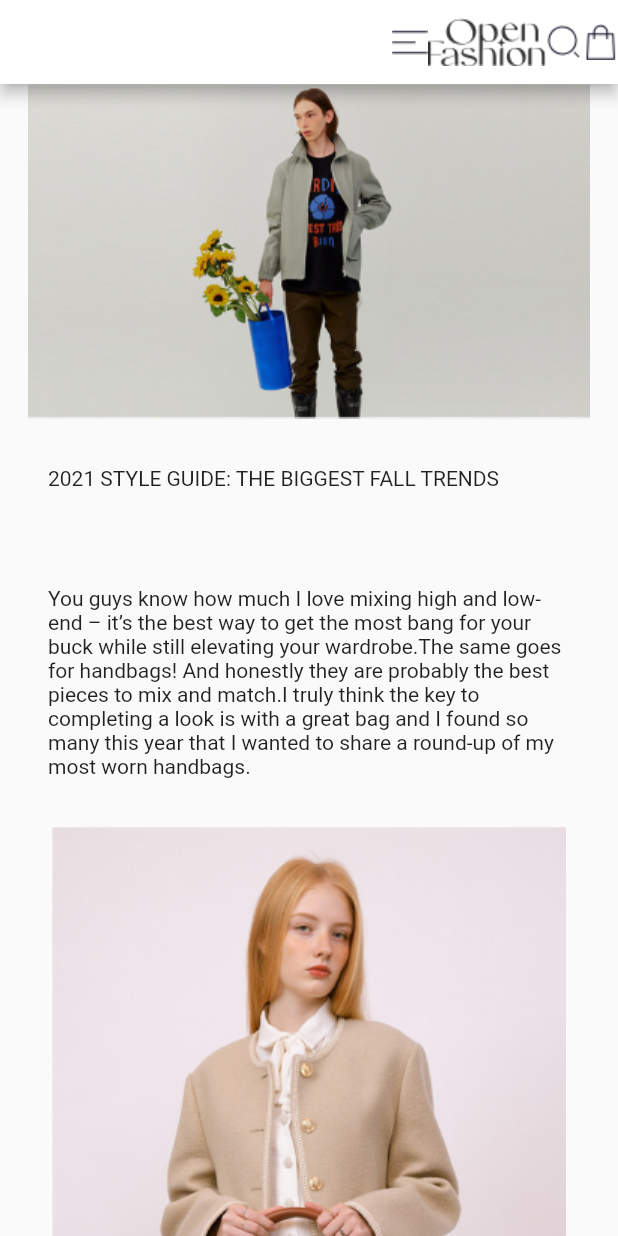
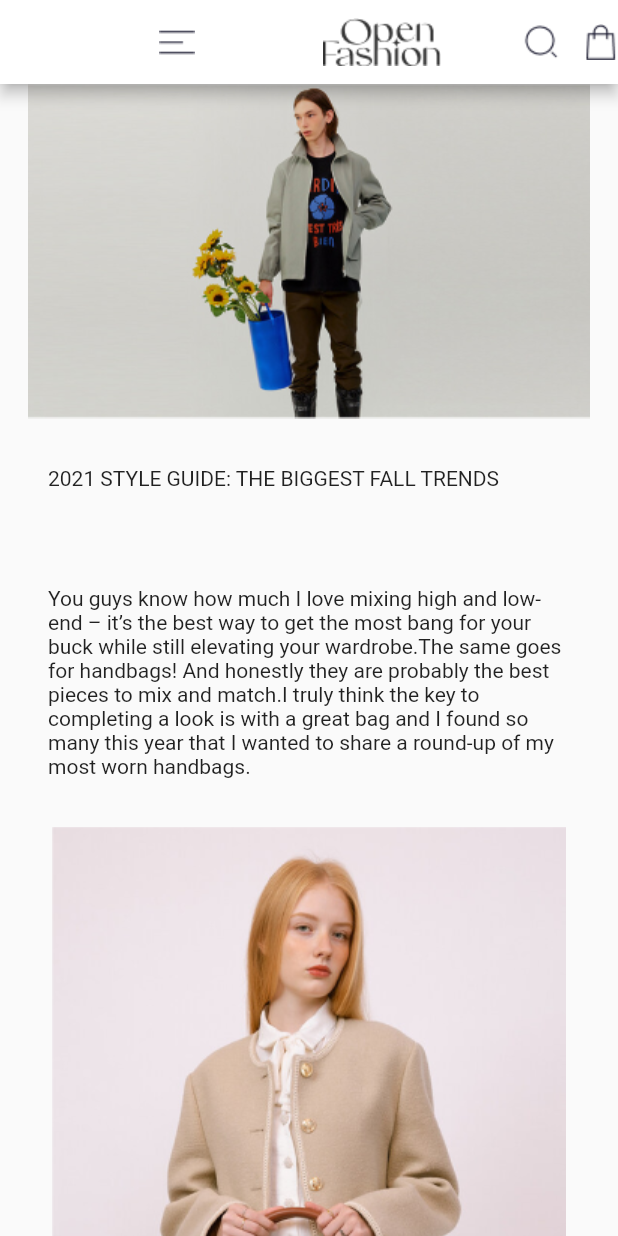
Before and after one commit to arodriguesdev01/IFSP, a Flutter app: the screen it shows after launch, on a phone screen of 412 x 824 dp. Run offline on Flutter 3.47's test engine with Material 2 defaults, Android fonts, the phone set to English and light mode, and no system bars.

Commit message:
Atualizações

```diff
--- a/open_fashion_app/lib/main.dart
+++ b/open_fashion_app/lib/main.dart
@@ -81,31 +81,34 @@
 );
 
 Widget headerSection = Row(
-  mainAxisAlignment: MainAxisAlignment.start,
-  children: <Widget> [
+  mainAxisAlignment: MainAxisAlignment.spaceEvenly,
+  children: [
     Image.asset(
       'assets/menu_icon.png',
-       width: 24,
-       height: 25,
-       fit: BoxFit.none,
+       //width: 24,
+       //height: 25,
+       //fit: BoxFit.none,
     ),
+    SizedBox(width: 85),
     Image.asset(
       'assets/logo.png',
-       width: 79,
-       height: 32,
-       fit: BoxFit.none,
+       //width: 79,
+       //height: 32,
+       //fit: BoxFit.none,
     ),
+    SizedBox(width: 55),
     Image.asset(
       'assets/search_icon.png',
-       width: 24,
-       height: 24,
-       fit: BoxFit.none,
+       //width: 24,
+       //height: 24,
+       //fit: BoxFit.none,
     ),
+    SizedBox(width: 15),
     Image.asset(
       'assets/shopping_bag_icon.png',
-       width: 24,
-       height: 24,
-       fit: BoxFit.none,
+       //width: 24,
+       //height: 24,
+       //fit: BoxFit.none,
     ),
   ],
 );
--- a/open_fashion_app/lib/pages/blog_post.dart
+++ b/open_fashion_app/lib/pages/blog_post.dart
@@ -9,7 +9,6 @@ class BlogPost extends StatelessWidget {
         title: Text('Blog Post'),
         backgroundColor: Colors.white,
         actions: [headerSection],
-        //leading: Image.asset('assets/menu_icon.png'),
       ),
       body: ListView(
         children: [
```
